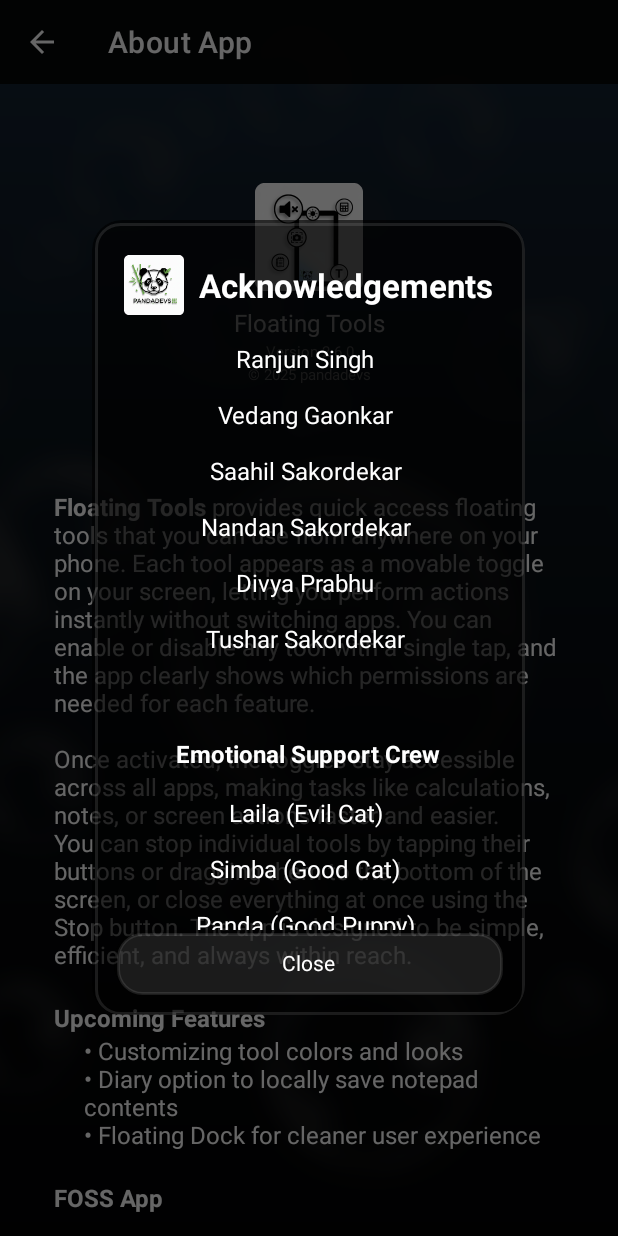
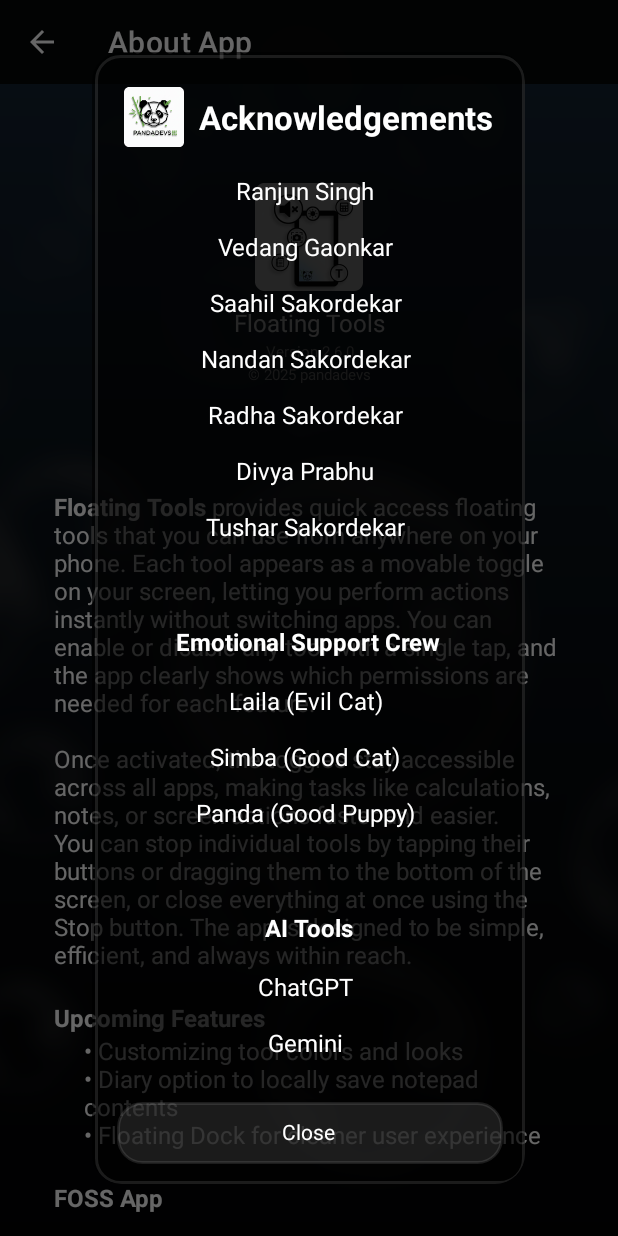
Before and after one commit to mangesh-sakordekar/Floating-Mute, an Android app: the AboutAppActivity screen opened directly, with no data from a screen before it, after a tap on an icon or button, on a phone screen of 412 x 824 dp. Run offline under Robolectric (Android 15) with nearby library versions, the phone set to English and light mode, and no system bars; our stand-ins replace AdMob.

Commit message:
Fixed dialog box issues

```diff
--- a/app/src/main/res/layout/dialog_acknowledgement.xml
+++ b/app/src/main/res/layout/dialog_acknowledgement.xml
@@ -1,11 +1,18 @@
 <?xml version="1.0" encoding="utf-8"?>
-<LinearLayout xmlns:android="http://schemas.android.com/apk/res/android"
+<ScrollView xmlns:android="http://schemas.android.com/apk/res/android"
+    android:layout_width="wrap_content"
+    android:layout_height="wrap_content"
+    android:fillViewport="true">
+
+    <LinearLayout
         android:layout_width="wrap_content"
         android:layout_height="wrap_content"
         android:orientation="vertical"
         android:padding="5dp"
-    android:gravity="center">
+        android:gravity="center"
+        android:maxHeight="600dp">
 
+        <!-- Header -->
         <LinearLayout
             android:layout_width="match_parent"
             android:layout_height="wrap_content"
@@ -17,7 +24,7 @@
             <ImageView
                 android:layout_width="40dp"
                 android:layout_height="40dp"
-            android:src="@mipmap/ic_devicon"/>
+                android:src="@mipmap/ic_devicon" />
 
             <TextView
                 android:layout_width="wrap_content"
@@ -26,13 +33,14 @@
                 android:paddingStart="10dp"
                 android:textStyle="bold"
                 android:textSize="22sp"
-            android:textColor="@color/white"/>
+                android:textColor="@color/white" />
         </LinearLayout>
 
-
+        <!-- Scrollable Content -->
         <ScrollView
             android:layout_width="match_parent"
-        android:layout_height="400dp">
+            android:layout_height="0dp"
+            android:layout_weight="1">
 
             <TextView
                 android:id="@+id/ackText"
@@ -41,11 +49,10 @@
                 android:padding="8dp"
                 android:textSize="16sp"
                 android:gravity="center"
-            android:textColor="@color/white">
-        </TextView>
+                android:textColor="@color/white" />
         </ScrollView>
 
-
+        <!-- Close Button -->
         <TextView
             android:id="@+id/ackDone"
             android:layout_width="match_parent"
@@ -56,8 +63,7 @@
             android:textColor="@color/white"
             android:layout_marginHorizontal="1dp"
             android:background="@drawable/row_background"
-        android:gravity="center"/>
+            android:gravity="center" />
+    </LinearLayout>
 
-
-
-</LinearLayout>
+</ScrollView>
--- a/app/src/main/res/values/strings.xml
+++ b/app/src/main/res/values/strings.xml
@@ -67,7 +67,7 @@
     </string>
     <string name="about_app_foss">
         Floating Tools is a Free and Open Source Software. An ad-free version of this app will be
-        available on F-Droid app store. We encourage you to explore open source software and
+        available on F-Droid app store in the future. We encourage you to explore open source software and
         support developers!
     </string>
     <string name="contact_us">
@@ -87,6 +87,7 @@
         Vedang Gaonkar <br/><br/>
         Saahil Sakordekar <br/><br/>
         Nandan Sakordekar <br/><br/>
+        Radha Sakordekar <br/><br/>
         Divya Prabhu <br/><br/>
         Tushar Sakordekar <br/><br/>
         <br/><br/>
```
Also changed, not shown: 1 other file. Lines whose indentation alone changed are shown as unchanged.
